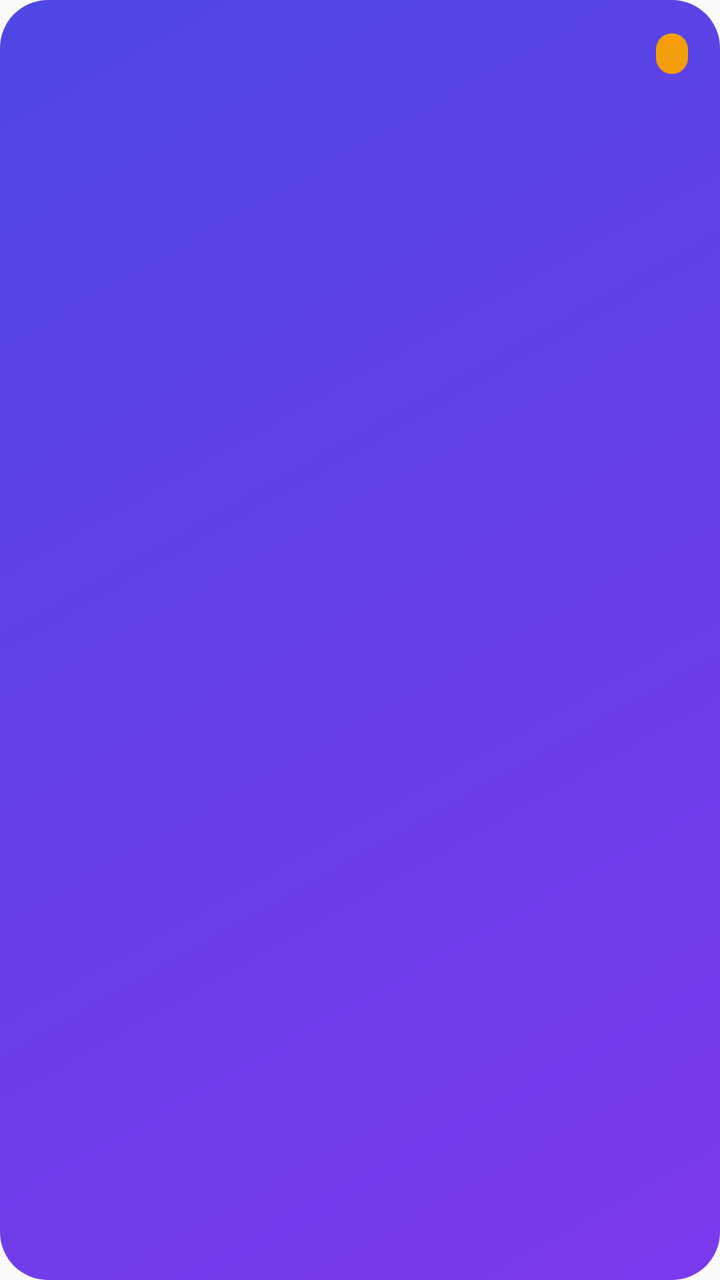
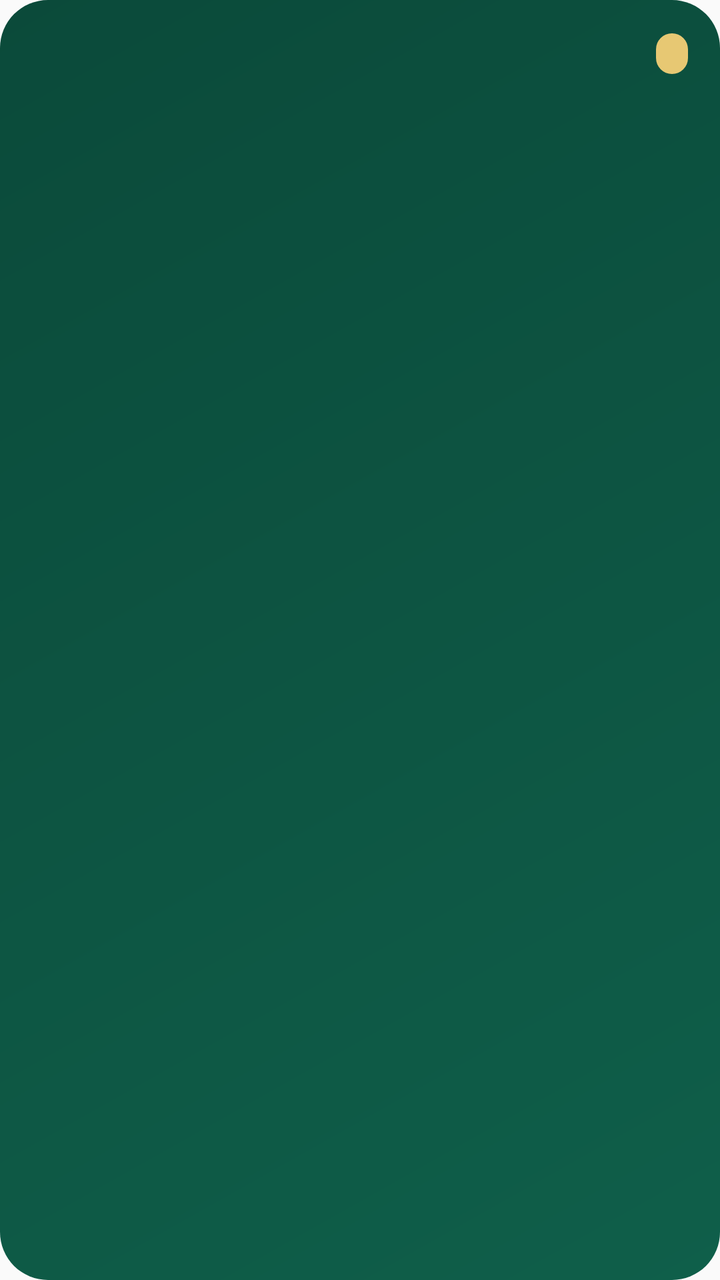

Compare the two renders of this Android layout. The source of the first and the diff that turns it into the second are given below.
<!-- AndroidManifest.xml: application theme AppTheme -->
<!-- res/layout/widget_today.xml -->
<?xml version="1.0" encoding="utf-8"?>
<LinearLayout xmlns:android="http://schemas.android.com/apk/res/android"
    android:id="@+id/widget_root"
    android:layout_width="match_parent"
    android:layout_height="match_parent"
    android:background="@drawable/widget_background"
    android:orientation="vertical"
    android:padding="16dp">

    <LinearLayout
        android:layout_width="match_parent"
        android:layout_height="wrap_content"
        android:gravity="center_vertical"
        android:orientation="horizontal">

        <TextView
            android:id="@+id/widget_title"
            android:layout_width="0dp"
            android:layout_height="wrap_content"
            android:layout_weight="1"
            android:ellipsize="end"
            android:maxLines="1"
            android:textColor="#FFFFFF"
            android:textSize="16sp"
            android:textStyle="bold" />

        <TextView
            android:id="@+id/widget_badge"
            android:layout_width="wrap_content"
            android:layout_height="wrap_content"
            android:background="@drawable/widget_badge_background"
            android:paddingHorizontal="8dp"
            android:paddingVertical="2dp"
            android:textColor="#1F1300"
            android:textSize="12sp"
            android:textStyle="bold" />
    </LinearLayout>

    <TextView
        android:id="@+id/widget_subtitle"
        android:layout_width="match_parent"
        android:layout_height="wrap_content"
        android:layout_marginTop="2dp"
        android:ellipsize="end"
        android:maxLines="1"
        android:textColor="#E0E7FF"
        android:textSize="12sp" />

    <TextView
        android:id="@+id/widget_body"
        android:layout_width="match_parent"
        android:layout_height="wrap_content"
        android:layout_marginTop="10dp"
        android:ellipsize="end"
        android:lineSpacingExtra="4dp"
        android:maxLines="6"
        android:textColor="#FFFFFF"
        android:textSize="13sp" />
</LinearLayout>
<!-- resources referenced by this layout -->
<resources>
  <!-- drawable widget_background (drawable) -->
  <?xml version="1.0" encoding="utf-8"?>
  <shape xmlns:android="http://schemas.android.com/apk/res/android" android:shape="rectangle">
      <gradient android:startColor="#4F46E5" android:endColor="#7C3AED" android:angle="315" />
      <corners android:radius="24dp" />
  </shape>
  <!-- drawable widget_badge_background (drawable) -->
  <?xml version="1.0" encoding="utf-8"?>
  <shape xmlns:android="http://schemas.android.com/apk/res/android" android:shape="rectangle">
      <solid android:color="#F59E0B" />
      <corners android:radius="12dp" />
  </shape>
  <style name="AppTheme" parent="Theme.AppCompat.DayNight.NoActionBar">
          
          <item name="android:editTextBackground">@drawable/rn_edit_text_material</item>
      </style>
  <!-- drawable rn_edit_text_material (drawable) -->
  <?xml version="1.0" encoding="utf-8"?>
  <inset xmlns:android="http://schemas.android.com/apk/res/android"
         android:insetLeft="@dimen/abc_edit_text_inset_horizontal_material"
         android:insetRight="@dimen/abc_edit_text_inset_horizontal_material"
         android:insetTop="@dimen/abc_edit_text_inset_top_material"
         android:insetBottom="@dimen/abc_edit_text_inset_bottom_material"
         >
  
      <selector>
          
          <item android:state_enabled="false" android:drawable="@drawable/abc_textfield_default_mtrl_alpha"/>
          <item android:drawable="@drawable/abc_textfield_activated_mtrl_alpha"/>
      </selector>
  
  </inset>
</resources>

<!-- the commit's change to res/layout/widget_today.xml (unified diff, before → after) -->
@@ -43,7 +43,7 @@
         android:layout_marginTop="2dp"
         android:ellipsize="end"
         android:maxLines="1"
-        android:textColor="#E0E7FF"
+        android:textColor="#CFE3DA"
         android:textSize="12sp" />
 
     <TextView
<!-- resource entries referenced after the edit -->
@@ -3,13 +3,13 @@
   <!-- drawable widget_background (drawable) -->
   <?xml version="1.0" encoding="utf-8"?>
   <shape xmlns:android="http://schemas.android.com/apk/res/android" android:shape="rectangle">
-      <gradient android:startColor="#4F46E5" android:endColor="#7C3AED" android:angle="315" />
+      <gradient android:startColor="#0B4A3A" android:endColor="#0F5F4A" android:angle="315" />
       <corners android:radius="24dp" />
   </shape>
   <!-- drawable widget_badge_background (drawable) -->
   <?xml version="1.0" encoding="utf-8"?>
   <shape xmlns:android="http://schemas.android.com/apk/res/android" android:shape="rectangle">
-      <solid android:color="#F59E0B" />
+      <solid android:color="#E7C873" />
       <corners android:radius="12dp" />
   </shape>
   <style name="AppTheme" parent="Theme.AppCompat.DayNight.NoActionBar">
